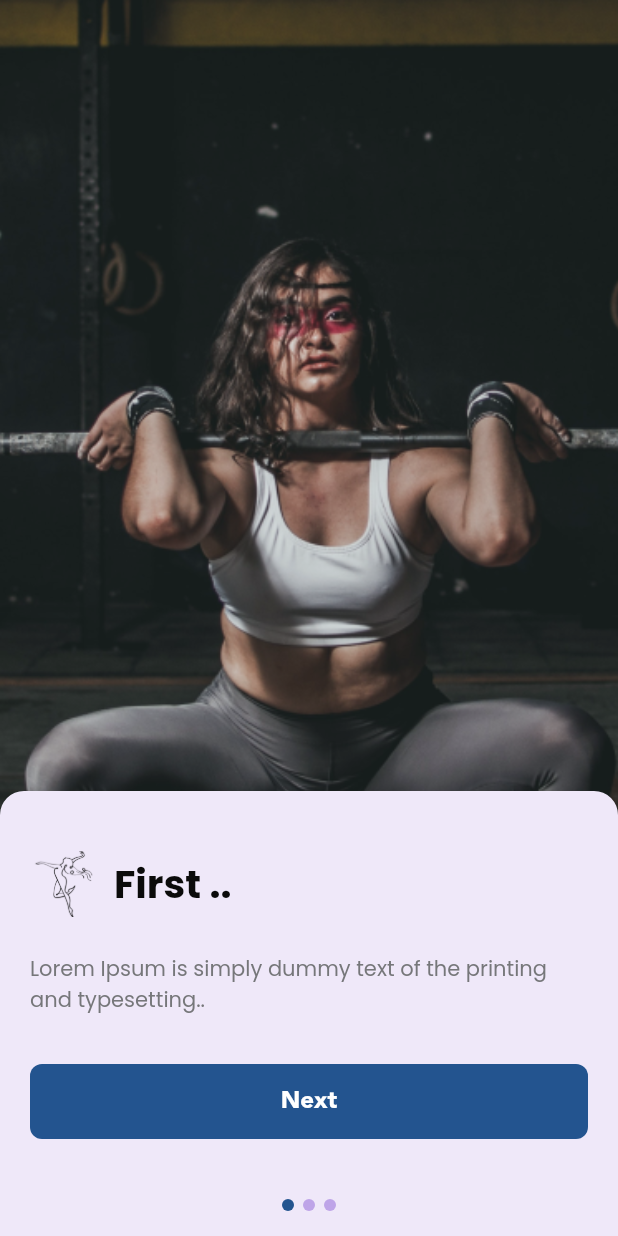
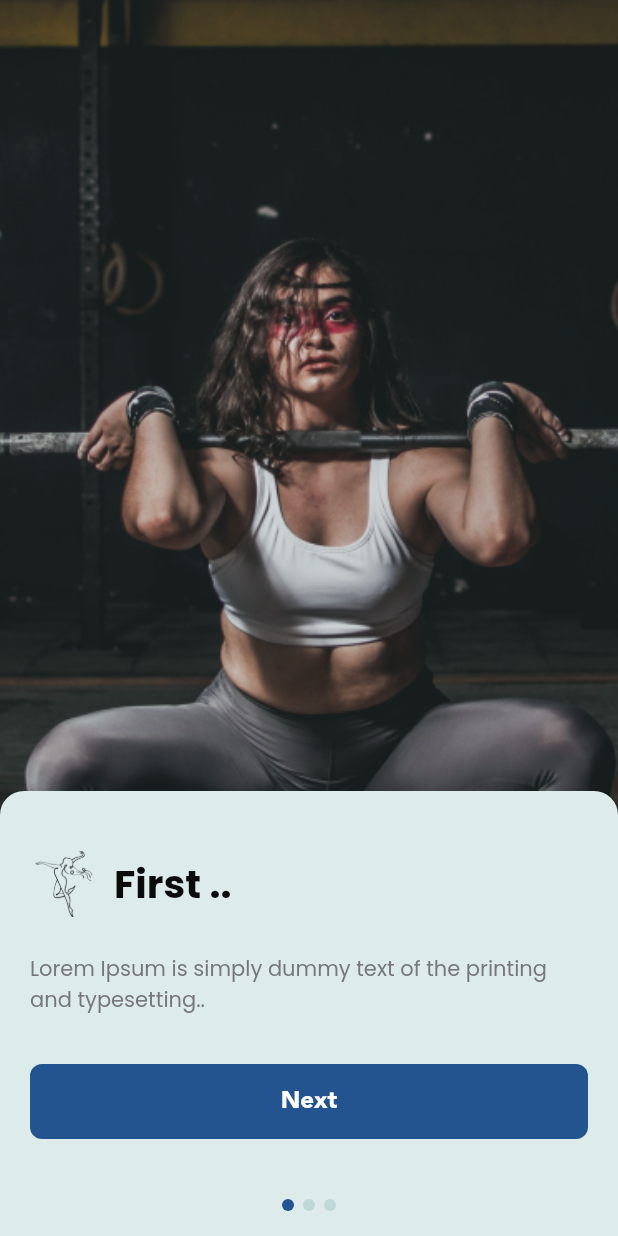
Before and after one commit to Ahedeid/Gym-Trainer, a Flutter app: the screen it shows after launch, on a phone screen of 412 x 824 dp. Run offline on Flutter 3.47's test engine with Material 2 defaults, Android fonts, the phone set to English and light mode, and no system bars; our stand-ins replace cached_network_image, cloud_firestore, firebase_auth, firebase_core, firebase_storage, flutter_screenutil and 9 more; missing offline and left inert: open_mail_app, qr_code_scanner; accounts and stored records are empty; project files that could hold a hidden picture were left out.

Commit message:
Edit colors in page view

```diff
--- a/lib/feature/home_screen/ui/details_screen.dart
+++ b/lib/feature/home_screen/ui/details_screen.dart
@@ -69,7 +69,7 @@ class _ClassDetailsScreenState extends State<ClassDetailsScreen> {
                     height: 22,
                     alignment: Alignment.center,
                     decoration: BoxDecoration(
-                      color: ColorManager.backGraoundGreen,
+                      color: ColorManager.backGroundGreen,
                       borderRadius: BorderRadius.circular(10),
                     ),
                     child: Text(
--- a/lib/feature/home_screen/ui/widgets/card_class_screen.dart
+++ b/lib/feature/home_screen/ui/widgets/card_class_screen.dart
@@ -75,7 +75,7 @@ class CardClassScreen extends StatelessWidget {
                       height: 22,
                       alignment: Alignment.center,
                       decoration: BoxDecoration(
-                        color: ColorManager.backGraoundGreen,
+                        color: ColorManager.backGroundGreen,
                         borderRadius: BorderRadius.circular(10),
                       ),
                       child: Text(
--- a/lib/feature/onBoardingScreens/page_view.dart
+++ b/lib/feature/onBoardingScreens/page_view.dart
@@ -40,21 +40,21 @@ class _PageViewScreensState extends State<PageViewScreens> {
   }
 
   List<Color> listOfBackGroundColor = [
-    const Color(0xFFEFE8F9),
-    const Color(0xFFFCF4EA),
-    const Color(0xFFDEEBEB),
+    ColorManager.boardingBackGroundColor1,
+    ColorManager.boardingBackGroundColor2,
+    ColorManager.boardingBackGroundColor3,
   ];
 
   List<Color> listOfColor = [
     ColorManager.primary,
-    const Color(0xFFE29835),
+    ColorManager.buttonBoardingColor,
     ColorManager.secondary
   ];
 
   List<Color> listOfSColor = [
+    ColorManager.secondaryIndecator1,
+    ColorManager.secondaryIndecator2,
     ColorManager.secondPrimary,
-    const Color(0xFFF6E0C2),
-    const Color(0xFFBED9D7),
   ];
 
   @override
--- a/lib/utils/resources/colors_manger.dart
+++ b/lib/utils/resources/colors_manger.dart
@@ -30,7 +30,7 @@ class ColorManager {
   static const Color backGroundBlack = Color(0xFF141010);
   static const Color black = Color(0xFF000000);
   static const Color screenGp = Color(0xFFFBFBFB);
-  static const Color backGraoundGreen = Color(0xFFCFDCD4);
+  static const Color backGroundGreen = Color(0xFFCFDCD4);
 
   static const Color greyButton = Color(0xFFEDEDED);
   static const Color subTitleText = Color(0xFF303841);
@@ -38,4 +38,13 @@ class ColorManager {
   static const Color hearColor = Color(0xFFFF6079);
 
   static const Color buttonFacebookColor = Color(0xFF4267B2);
+
+  static const Color boardingBackGroundColor1 = Color(0xFFDEEBEB);
+  static const Color boardingBackGroundColor2 = Color(0xFFFCF4EA);
+  static const Color boardingBackGroundColor3 = Color(0xFFEFE8F9);
+  static const Color buttonBoardingColor = Color(0xFFE29835);
+  static const Color secondaryIndecator1 = Color(0xFFBED9D7);
+  static const Color secondaryIndecator2 = Color(0xFFF6E0C2);
+
+
 }
```
